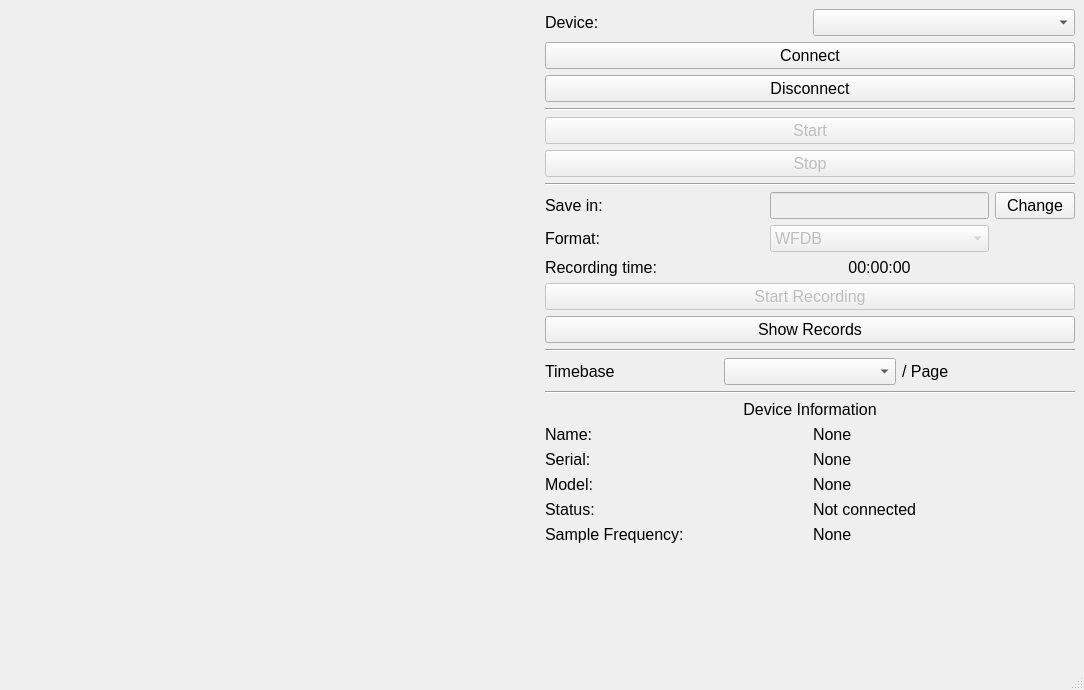
First picture: the form in ui/main_window.ui, repository mcsltd/mcs-inRat-monitor, before the edit.
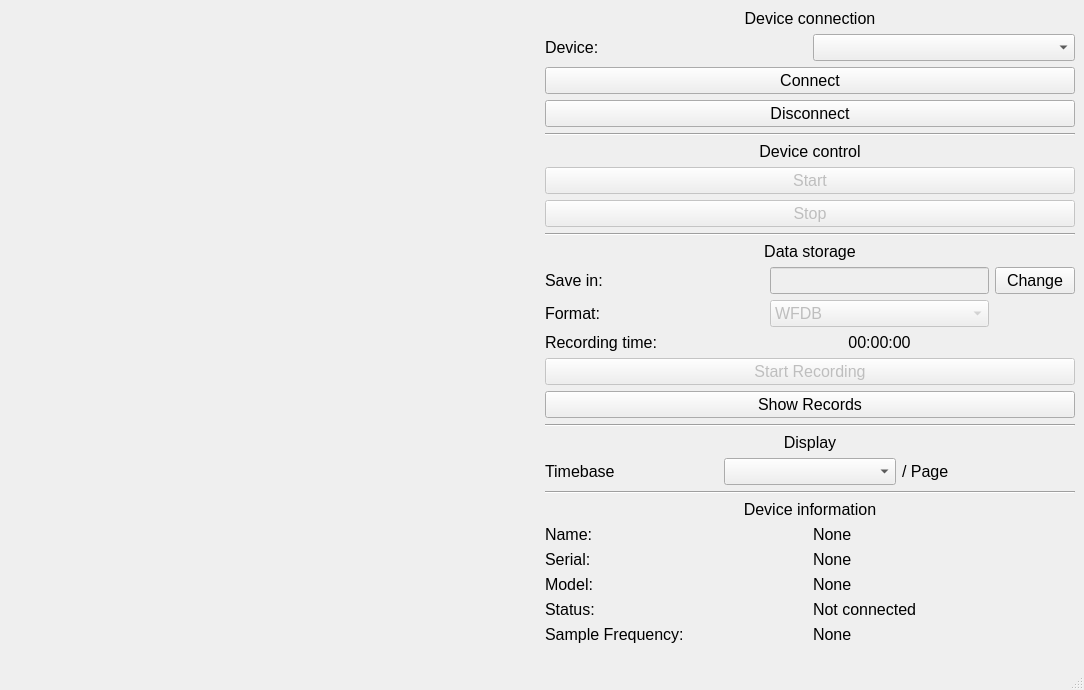
Second picture: the form after the edit. Custom widgets are drawn as their Qt base class.

What changed in the file:
```diff
--- a/ui/main_window.ui
+++ b/ui/main_window.ui
@@ -17,6 +17,21 @@
    <layout class="QGridLayout" name="gridLayout">
     <item row="0" column="1">
      <layout class="QVBoxLayout" name="verticalLayout">
+      <item>
+       <widget class="QLabel" name="label_4">
+        <property name="font">
+         <font>
+          <pointsize>12</pointsize>
+         </font>
+        </property>
+        <property name="text">
+         <string>Device connection</string>
+        </property>
+        <property name="alignment">
+         <set>Qt::AlignmentFlag::AlignCenter</set>
+        </property>
+       </widget>
+      </item>
       <item>
        <layout class="QHBoxLayout" name="horizontalLayout_3">
         <item>
@@ -73,6 +88,21 @@
         </property>
        </widget>
       </item>
+      <item>
+       <widget class="QLabel" name="label_3">
+        <property name="font">
+         <font>
+          <pointsize>12</pointsize>
+         </font>
+        </property>
+        <property name="text">
+         <string>Device control</string>
+        </property>
+        <property name="alignment">
+         <set>Qt::AlignmentFlag::AlignCenter</set>
+        </property>
+       </widget>
+      </item>
       <item>
        <widget class="QPushButton" name="pushButtonStart">
         <property name="enabled">
@@ -110,93 +140,26 @@
         </property>
        </widget>
       </item>
+      <item>
+       <widget class="QLabel" name="labelDataStorage">
+        <property name="font">
+         <font>
+          <pointsize>12</pointsize>
+         </font>
+        </property>
+        <property name="text">
+         <string>Data storage</string>
+        </property>
+        <property name="alignment">
+         <set>Qt::AlignmentFlag::AlignCenter</set>
+        </property>
+       </widget>
+      </item>
       <item>
        <layout class="QHBoxLayout" name="horizontalLayout_2">
         <item>
          <layout class="QGridLayout" name="gridLayout_7">
-          <item row="0" column="0">
-           <widget class="QLabel" name="labelDirSave">
-            <property name="font">
-             <font>
-              <pointsize>12</pointsize>
-             </font>
-            </property>
-            <property name="text">
-             <string>Save in:</string>
-            </property>
-            <property name="alignment">
-             <set>Qt::AlignmentFlag::AlignLeading|Qt::AlignmentFlag::AlignLeft|Qt::AlignmentFlag::AlignVCenter</set>
-            </property>
-           </widget>
-          </item>
-          <item row="2" column="0">
-           <widget class="QLabel" name="labelRT">
-            <property name="font">
-             <font>
-              <pointsize>12</pointsize>
-             </font>
-            </property>
-            <property name="text">
-             <string>Recording time:</string>
-            </property>
-            <property name="alignment">
-             <set>Qt::AlignmentFlag::AlignLeading|Qt::AlignmentFlag::AlignLeft|Qt::AlignmentFlag::AlignVCenter</set>
-            </property>
-           </widget>
-          </item>
-          <item row="1" column="0">
-           <widget class="QLabel" name="labelFormat">
-            <property name="font">
-             <font>
-              <pointsize>12</pointsize>
-             </font>
-            </property>
-            <property name="text">
-             <string>Format:</string>
-            </property>
-            <property name="alignment">
-             <set>Qt::AlignmentFlag::AlignLeading|Qt::AlignmentFlag::AlignLeft|Qt::AlignmentFlag::AlignVCenter</set>
-            </property>
-           </widget>
-          </item>
-          <item row="2" column="1">
-           <widget class="QLabel" name="labelRTvalue">
-            <property name="font">
-             <font>
-              <pointsize>12</pointsize>
-             </font>
-            </property>
-            <property name="text">
-             <string>00:00:00</string>
-            </property>
-            <property name="alignment">
-             <set>Qt::AlignmentFlag::AlignCenter</set>
-            </property>
-           </widget>
-          </item>
           <item row="1" column="1">
-           <widget class="QComboBox" name="comboBoxFormat">
-            <property name="enabled">
-             <bool>false</bool>
-            </property>
-            <property name="font">
-             <font>
-              <pointsize>12</pointsize>
-             </font>
-            </property>
-            <item>
-             <property name="text">
-              <string>WFDB</string>
-             </property>
-            </item>
-            <item>
-             <property name="text">
-              <string>EDF</string>
-             </property>
-            </item>
-           </widget>
-          </item>
-          <item row="0" column="1">
            <widget class="QLineEdit" name="lineEditSave">
             <property name="enabled">
              <bool>false</bool>
@@ -214,7 +177,22 @@
             </property>
            </widget>
           </item>
-          <item row="0" column="2">
+          <item row="3" column="0">
+           <widget class="QLabel" name="labelRT">
+            <property name="font">
+             <font>
+              <pointsize>12</pointsize>
+             </font>
+            </property>
+            <property name="text">
+             <string>Recording time:</string>
+            </property>
+            <property name="alignment">
+             <set>Qt::AlignmentFlag::AlignLeading|Qt::AlignmentFlag::AlignLeft|Qt::AlignmentFlag::AlignVCenter</set>
+            </property>
+           </widget>
+          </item>
+          <item row="1" column="2">
            <widget class="QPushButton" name="pushButtonSelectDirSave">
             <property name="enabled">
              <bool>true</bool>
@@ -241,6 +219,73 @@
             </property>
            </widget>
           </item>
+          <item row="2" column="1">
+           <widget class="QComboBox" name="comboBoxFormat">
+            <property name="enabled">
+             <bool>false</bool>
+            </property>
+            <property name="font">
+             <font>
+              <pointsize>12</pointsize>
+             </font>
+            </property>
+            <item>
+             <property name="text">
+              <string>WFDB</string>
+             </property>
+            </item>
+            <item>
+             <property name="text">
+              <string>EDF</string>
+             </property>
+            </item>
+           </widget>
+          </item>
+          <item row="1" column="0">
+           <widget class="QLabel" name="labelDirSave">
+            <property name="font">
+             <font>
+              <pointsize>12</pointsize>
+             </font>
+            </property>
+            <property name="text">
+             <string>Save in:</string>
+            </property>
+            <property name="alignment">
+             <set>Qt::AlignmentFlag::AlignLeading|Qt::AlignmentFlag::AlignLeft|Qt::AlignmentFlag::AlignVCenter</set>
+            </property>
+           </widget>
+          </item>
+          <item row="3" column="1">
+           <widget class="QLabel" name="labelRTvalue">
+            <property name="font">
+             <font>
+              <pointsize>12</pointsize>
+             </font>
+            </property>
+            <property name="text">
+             <string>00:00:00</string>
+            </property>
+            <property name="alignment">
+             <set>Qt::AlignmentFlag::AlignCenter</set>
+            </property>
+           </widget>
+          </item>
+          <item row="2" column="0">
+           <widget class="QLabel" name="labelFormat">
+            <property name="font">
+             <font>
+              <pointsize>12</pointsize>
+             </font>
+            </property>
+            <property name="text">
+             <string>Format:</string>
+            </property>
+            <property name="alignment">
+             <set>Qt::AlignmentFlag::AlignLeading|Qt::AlignmentFlag::AlignLeft|Qt::AlignmentFlag::AlignVCenter</set>
+            </property>
+           </widget>
+          </item>
          </layout>
         </item>
        </layout>
@@ -282,6 +327,21 @@
         </property>
        </widget>
       </item>
+      <item>
+       <widget class="QLabel" name="label_2">
+        <property name="font">
+         <font>
+          <pointsize>12</pointsize>
+         </font>
+        </property>
+        <property name="text">
+         <string>Display</string>
+        </property>
+        <property name="alignment">
+         <set>Qt::AlignmentFlag::AlignCenter</set>
+        </property>
+       </widget>
+      </item>
       <item>
        <layout class="QGridLayout" name="gridLayout_2">
         <item row="0" column="1">
@@ -334,7 +394,7 @@
          </font>
         </property>
         <property name="text">
-         <string>Device Information</string>
+         <string>Device information</string>
         </property>
         <property name="alignment">
          <set>Qt::AlignmentFlag::AlignCenter</set>
```
Left out of the diff: 24 changed lines with no effect on the pictures.
